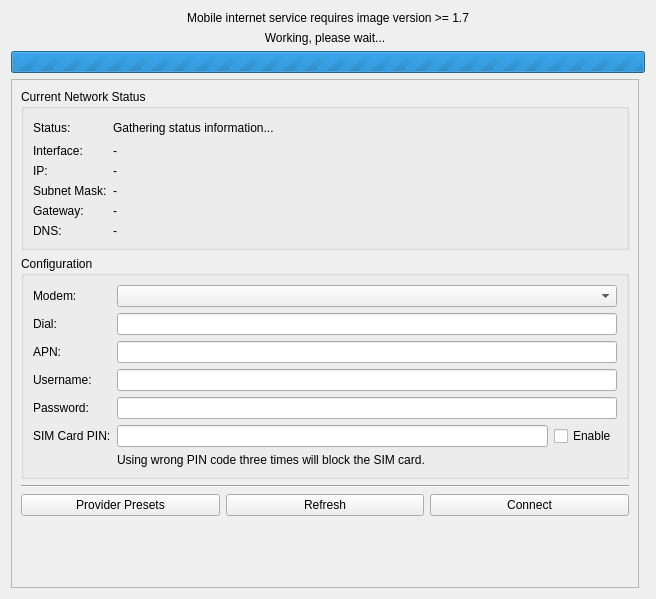
This is src/brickv/plugin_system/plugins/red/ui/red_tab_settings_mobile_internet.ui in Tinkerforge/brickv as Qt 5 draws it before an edit. The edited form follows.
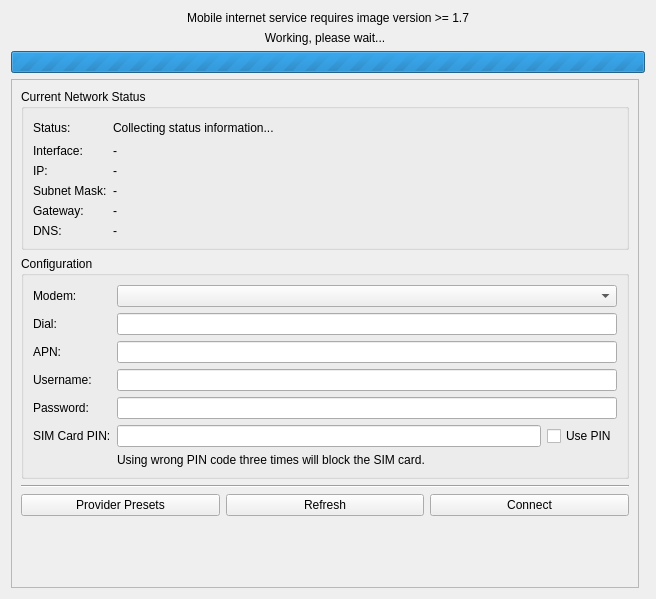
This is the edited form.

Commit message: red-brick: Some GUI changes

```diff
--- a/src/brickv/plugin_system/plugins/red/ui/red_tab_settings_mobile_internet.ui
+++ b/src/brickv/plugin_system/plugins/red/ui/red_tab_settings_mobile_internet.ui
@@ -34,8 +34,8 @@
        <rect>
         <x>0</x>
         <y>0</y>
-        <width>638</width>
-        <height>514</height>
+        <width>628</width>
+        <height>506</height>
        </rect>
       </property>
       <layout class="QGridLayout" name="gridLayout_4">
@@ -142,7 +142,7 @@
           <item row="1" column="1">
            <widget class="QLabel" name="label_mi_status_status">
             <property name="text">
-             <string>Gathering status information...</string>
+             <string>Collecting status information...</string>
             </property>
            </widget>
           </item>
@@ -192,7 +192,7 @@
           <item row="6" column="2">
            <widget class="QCheckBox" name="chkbox_mi_enable_pin">
             <property name="text">
-             <string>Enable</string>
+             <string>Use PIN</string>
             </property>
            </widget>
           </item>
```
Left out of the diff: 4 changed lines with no effect on the pictures.
